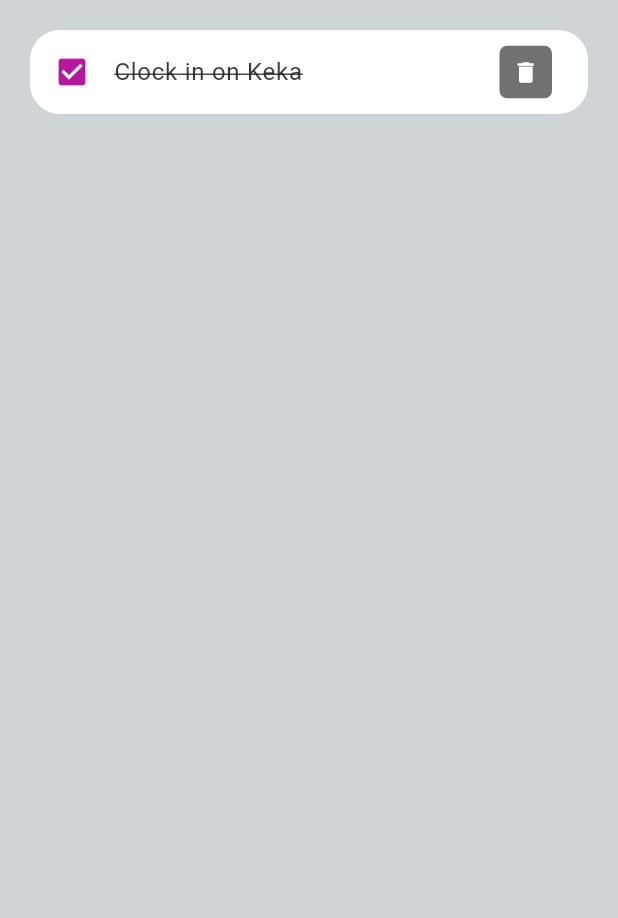
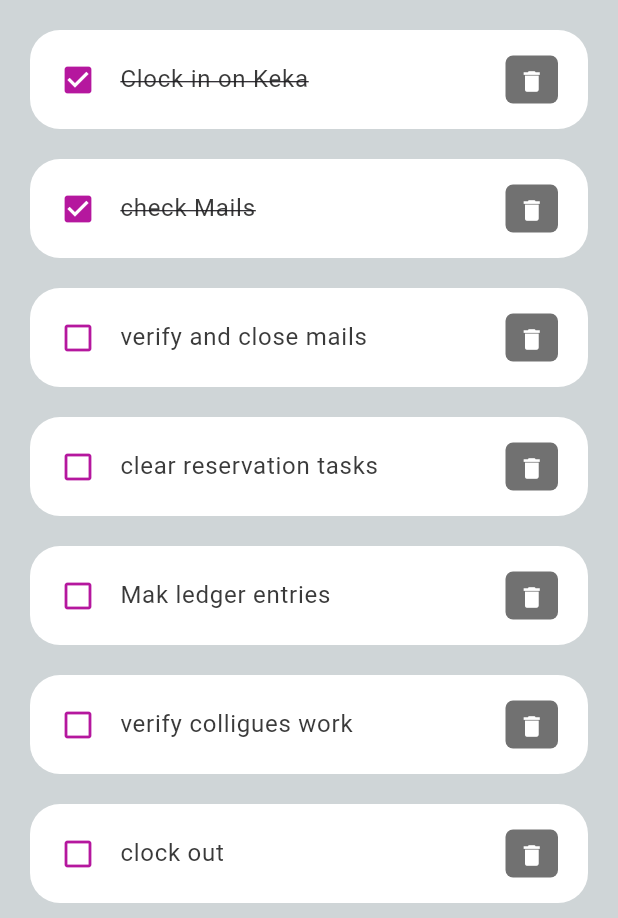
Before and after one commit to Kimosopmj/To-do-list-app, a Flutter app: the screen it shows after launch, on a phone screen of 412 x 824 dp, the part 318-1236 px from its top. Run offline on Flutter 3.47's test engine with Material 3 defaults, Android fonts, the phone set to English and light mode, and no system bars.

```diff
--- /dev/null
+++ b/lib/Model/Todo.dart
@@ -0,0 +1,34 @@
+class ToDo {
+  String? id;
+  String? todotext;
+  bool isDone;
+
+  ToDo({
+    required this.id,
+    required this.todotext,
+    this.isDone = false,
+  });
+  static List<ToDo> todoList() {
+    return [
+      ToDo(id: '01', todotext: 'Clock in on Keka', isDone: true),
+      ToDo(id: '02', todotext: 'check Mails', isDone: true),
+      ToDo(
+        id: '03',
+        todotext: 'verify and close mails',
+      ),
+      ToDo(
+        id: '04',
+        todotext: 'clear reservation tasks',
+      ),
+      ToDo(
+        id: '05',
+        todotext: 'Mak ledger entries',
+      ),
+      ToDo(
+        id: '06',
+        todotext: 'verify colligues work',
+      ),
+      ToDo(id: '07', todotext: 'clock out '),
+    ];
+  }
+}
--- a/lib/Task screens/home.dart
+++ b/lib/Task screens/home.dart
@@ -2,11 +2,14 @@ import 'package:flutter/cupertino.dart';
 import 'package:flutter/material.dart';
 import 'package:flutter/widgets.dart';
 import 'package:todo_list/Const/Colors.dart';
+import 'package:todo_list/Model/Todo.dart';
 import 'package:todo_list/widgets/items.dart';
 import '../widgets/items.dart';
 
 class Home extends StatelessWidget {
-  const Home({Key? Key}) : super(key: Key);
+  Home({Key? Key}) : super(key: Key);
+
+  final todosList = ToDo.todoList();
 
   @override
   Widget build(BuildContext context) {
@@ -37,7 +40,10 @@ class Home extends StatelessWidget {
                       ),
                     ),
                   ),
-                  TodoItem(),
+                  for (ToDo todoo in todosList)
+                    TodoItem(
+                      todo: todoo,
+                    ),
                 ],
               ),
             )
--- a/lib/widgets/items.dart
+++ b/lib/widgets/items.dart
@@ -1,34 +1,43 @@
 import 'package:flutter/material.dart';
 import 'package:flutter/widgets.dart';
 import 'package:todo_list/Const/Colors.dart';
+import 'package:todo_list/Model/Todo.dart';
 
 class TodoItem extends StatelessWidget {
-  const TodoItem({Key? key}) : super(key: key);
+  final ToDo todo;
+
+  const TodoItem({Key? key, required this.todo}) : super(key: key);
 
   @override
   Widget build(BuildContext context) {
     return Container(
+      margin: EdgeInsets.only(bottom: 20),
       child: ListTile(
-        onTap: () {},
+        onTap: () {
+          print('clicked on a ToDo Item');
+        },
         shape: RoundedRectangleBorder(
           borderRadius: BorderRadius.circular(20),
         ),
-        tileColor: Colors.white,
+        contentPadding: EdgeInsets.symmetric(horizontal: 20, vertical: 5),
+        tileColor: const Color.fromRGBO(255, 255, 255, 1),
         leading: Icon(
-          Icons.check_box,
+          todo.isDone ? Icons.check_box : Icons.check_box_outline_blank,
           color: tdpink,
         ),
         // todo tasks
         title: Text(
-          'Clock in on Keka',
+          todo.todotext!,
           style: TextStyle(
             fontSize: 16,
             color: tdBlack,
-            decoration: TextDecoration.lineThrough,
+            decoration: todo.isDone ? TextDecoration.lineThrough : null,
           ),
         ),
         //Delete Icon
         trailing: Container(
+          padding: EdgeInsets.all(0),
+          margin: EdgeInsets.symmetric(vertical: 12),
           height: 35,
           width: 35,
           decoration: BoxDecoration(
@@ -39,7 +48,9 @@ class TodoItem extends StatelessWidget {
             color: Colors.white,
             iconSize: 18,
             icon: Icon(Icons.delete),
-            onPressed: () {},
+            onPressed: () {
+              print('object deleted as you clicked on the delete button');
+            },
           ),
         ),
       ),
```
Also changed, not shown: 15 other files.
